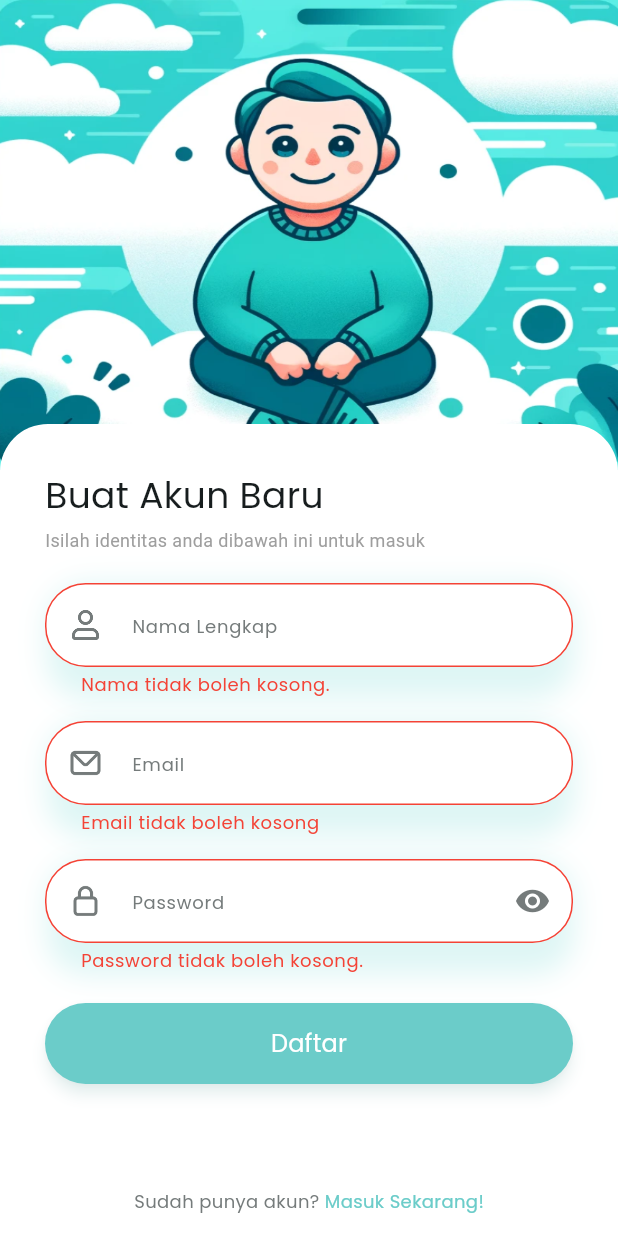
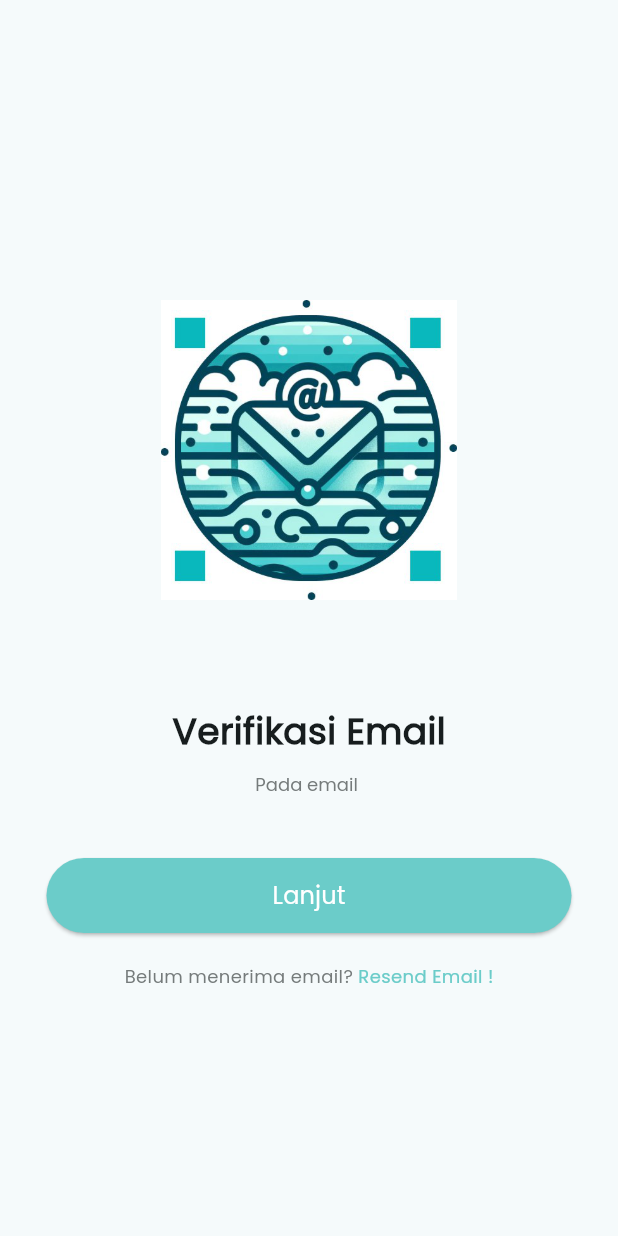
Before and after one commit to bayuhadi863/penstore-ecommerce-mobile-app, a Flutter app: the RegisterScreen screen opened by its route, after a tap on "Daftar", on a phone screen of 412 x 824 dp. Run offline on Flutter 3.47's test engine with Material 3 defaults, Android fonts, the light colour scheme and no system bars; our stand-ins replace carousel_slider, cloud_firestore, dotted_border, firebase_auth, firebase_core, flutter_spinkit and 1 more; accounts and stored records are empty.

Commit message:
Edit register_screen.dart

```diff
--- a/lib/screens/auth/register_screen.dart
+++ b/lib/screens/auth/register_screen.dart
@@ -1,6 +1,7 @@
 import 'package:flutter/material.dart';
 import 'package:get/get.dart';
 import 'package:penstore/controller/auth/register_controller.dart';
+import 'package:penstore/screens/auth/verification_screen.dart';
 import 'package:penstore/utils/auth_validations.dart';
 import 'package:penstore/widgets/text_form_field.dart';
 
@@ -191,7 +192,11 @@ class _RegisterScreenState extends State<RegisterScreen> {
                                 ),
                                 onPressed: () {
                                   registerController.register(context);
+                                  Get.to(
+                                    VerificationScreen(email: registerController.email.text),
+                                  );
                                 },
+
                                 child: const Text(
                                   'Daftar',
                                   style: TextStyle(
--- /dev/null
+++ b/lib/screens/auth/verification_screen.dart
@@ -0,0 +1,113 @@
+import 'package:flutter/material.dart';
+import 'package:get/get.dart';
+import 'package:penstore/screens/auth/verification_successfull_screen.dart';
+
+class VerificationScreen extends StatelessWidget {
+  final String email;
+
+  VerificationScreen({required this.email});
+
+  @override
+  Widget build(BuildContext context) {
+    return Scaffold(
+      body: SingleChildScrollView(
+        child: Column(
+          mainAxisAlignment: MainAxisAlignment.center,
+          crossAxisAlignment: CrossAxisAlignment.center,
+          children: [
+            SizedBox(height: 200), // Jarak vertikal antara bagian atas layar dan gambar
+            Image.asset(
+              'assets/icons/verification.png',
+              width: 200,
+              height: 200,
+            ),
+            SizedBox(height: 70), // Jarak vertikal antara gambar dan teks "Verifikasi Email"
+            Text(
+              'Verifikasi Email',
+              style: TextStyle(
+                fontFamily: 'Poppins',
+                fontWeight: FontWeight.bold,
+                fontSize: 24,
+              ),
+            ),
+            SizedBox(height: 10), // Jarak vertikal antara teks "Verifikasi Email" dan teks alamat email
+            RichText(
+              text: TextSpan(
+                style: TextStyle(
+                  color: Color(0xFF757B7B),
+                  fontFamily: 'Poppins',
+                  fontSize: 12,
+                ),
+                children: [
+                  TextSpan(text: 'Pada email '),
+                  TextSpan(
+                    text: email,
+                    style: TextStyle(
+                      color: Color(0xFF6BCCC9),
+                      fontWeight: FontWeight.bold,
+                    ),
+                  ),
+                ],
+              ),
+            ),
+            SizedBox(height: 40), // Jarak vertikal antara teks alamat email dan tombol "Lanjut"
+            ElevatedButton(
+              style: ElevatedButton.styleFrom(
+                backgroundColor: const Color(0xFF6BCCC9),
+                shape: RoundedRectangleBorder(
+                  borderRadius: BorderRadius.circular(27),
+                ),
+                minimumSize: Size(350, 50), // Ukuran minimum tombol "Lanjut"
+                padding: EdgeInsets.symmetric(horizontal: 40), // Menambah ruang di sekitar teks tombol
+              ),
+              onPressed: () {
+                Get.to(VerificationSuccessfullScreen()); // Navigasi ke layar verifikasi berhasil
+              },
+              child: Text(
+                'Lanjut',
+                style: TextStyle(
+                  fontSize: 16,
+                  fontFamily: 'Poppins',
+                  color: Colors.white,
+                ),
+              ),
+            ),
+            SizedBox(height: 20), // Jarak vertikal antara tombol "Lanjut" dan teks "Belum menerima email?"
+            Row(
+              mainAxisAlignment: MainAxisAlignment.center,
+              children: [
+                Text(
+                  'Belum menerima email? ',
+                  style: TextStyle(
+                    color: Color(0xFF757B7B),
+                    fontSize: 12,
+                    fontFamily: 'Poppins',
+                  ),
+                ),
+                GestureDetector(
+                  onTap: () {
+                    // Tambahkan kode untuk mengirim ulang email di sini
+                    // Misalnya, Anda bisa menampilkan snackbar atau pesan sukses
+                    ScaffoldMessenger.of(context).showSnackBar(
+                      SnackBar(
+                        content: Text('Email telah berhasil dikirim ulang!'),
+                      ),
+                    );
+                  },
+                  child: Text(
+                    'Resend Email !',
+                    style: TextStyle(
+                      color: Color(0xFF6BCCC9),
+                      fontSize: 12,
+                      fontFamily: 'Poppins',
+                    ),
+                  ),
+                ),
+              ],
+            ),
+          ],
+        ),
+      ),
+    );
+  }
+}
```
Also changed, not shown: lib/screens/auth/verification_successfull_screen.dart (added, +77 -0 lines).
